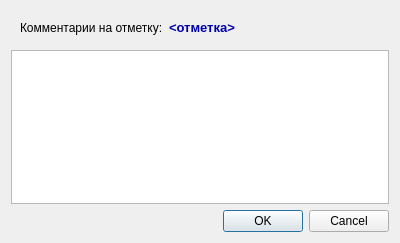
This is commentsdialog.ui in kirik88/journal2 as Qt 5 draws it before an edit. The edited form follows.
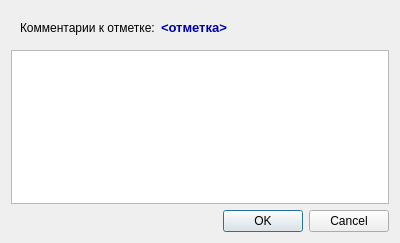
This is the edited form.

What changed in the file:
```diff
--- a/commentsdialog.ui
+++ b/commentsdialog.ui
@@ -32,7 +32,7 @@
          </sizepolicy>
         </property>
         <property name="text">
-         <string>Комментарии на отметку:</string>
+         <string>Комментарии к отметке:</string>
         </property>
        </widget>
       </item>
```
